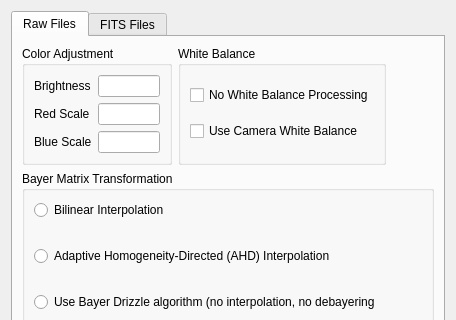
Before: the Qt Designer form DeepSkyStacker/ui/RawDDPSettings.ui in deepskystacker/DSS, drawn with Qt 5; both pictures show x 0 to 456 and y 0 to 320 of the 456 by 540 pixel window.
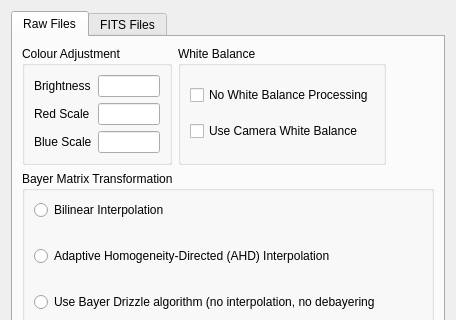
After: the same form once the commit is applied.

What changed in the file:
```diff
--- a/DeepSkyStacker/ui/RawDDPSettings.ui
+++ b/DeepSkyStacker/ui/RawDDPSettings.ui
@@ -41,7 +41,7 @@
             </size>
            </property>
            <property name="title">
-            <string>Color Adjustment</string>
+            <string>Colour Adjustment</string>
            </property>
            <layout class="QFormLayout" name="formLayout_5">
             <property name="formAlignment">
```
